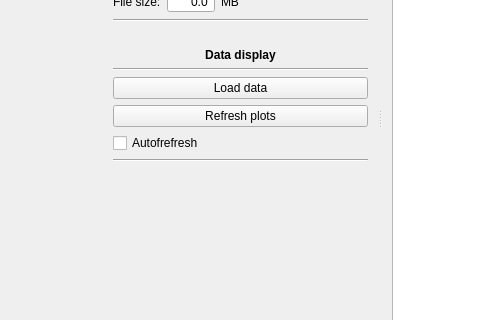
The window that zhinstlib/ui_files/wafer_analyzer.ui (pikestefan/zhinst_project) describes before a commit, drawn with Qt 5; both pictures show x 522 to 1002 and y 218 to 538 of the 1368 by 750 pixel window.
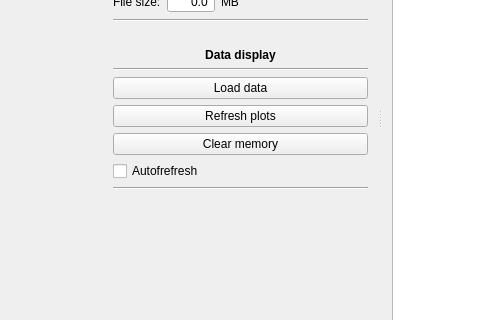
The same window after the commit. Custom widgets are drawn as their Qt base class.

Diff of the .ui file:
```diff
--- a/zhinstlib/ui_files/wafer_analyzer.ui
+++ b/zhinstlib/ui_files/wafer_analyzer.ui
@@ -284,6 +284,13 @@
          </property>
         </widget>
        </item>
+       <item>
+        <widget class="QPushButton" name="clearMemoryBtn">
+         <property name="text">
+          <string>Clear memory</string>
+         </property>
+        </widget>
+       </item>
        <item>
         <widget class="QCheckBox" name="autorefreshCheckBox">
          <property name="text">
```
